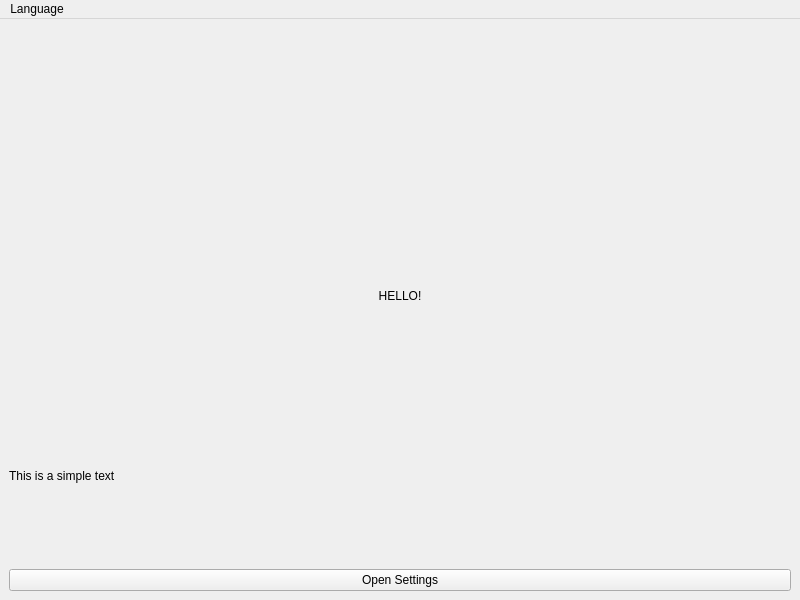
Old version of the form resources/ui/MainWindow.ui in the repository SonGokussj4/PySide2-Boilerplate.
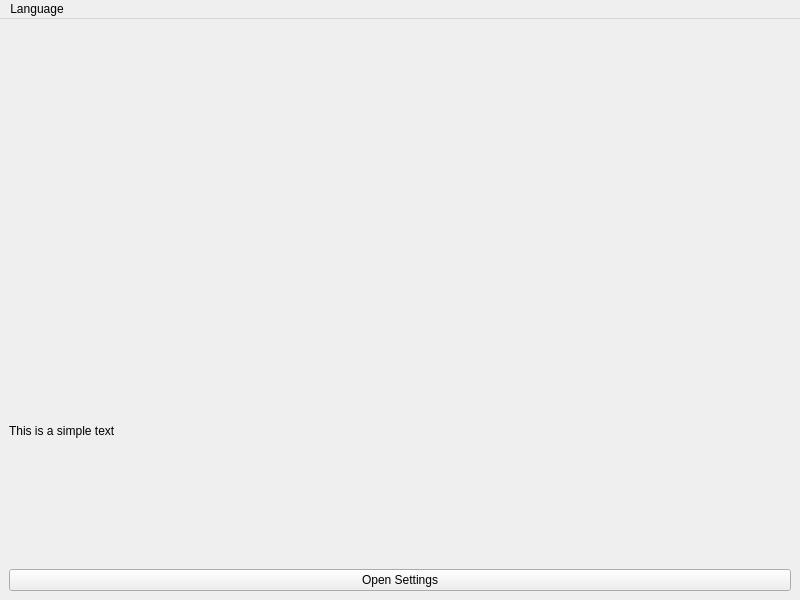
New version of the form. Icons and pictures are not drawn.

Commit message: Partly working translations (Menu works, Widgets don't)

```diff
--- a/resources/ui/MainWindow.ui
+++ b/resources/ui/MainWindow.ui
@@ -28,16 +28,6 @@
       </property>
      </widget>
     </item>
-    <item>
-     <widget class="QLabel" name="lblHello">
-      <property name="text">
-       <string>HELLO!</string>
-      </property>
-      <property name="alignment">
-       <set>Qt::AlignCenter</set>
-      </property>
-     </widget>
-    </item>
     <item>
      <widget class="QLabel" name="lblSimpleText">
       <property name="text">
```
Left out of the diff: 17 changed lines with no effect on the pictures. The commit also changes 5 other files.
